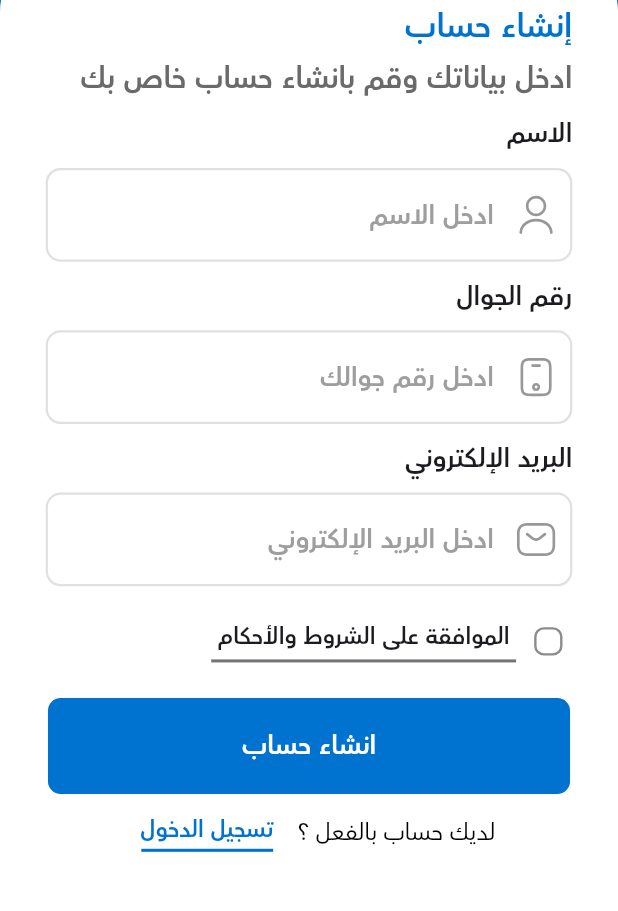
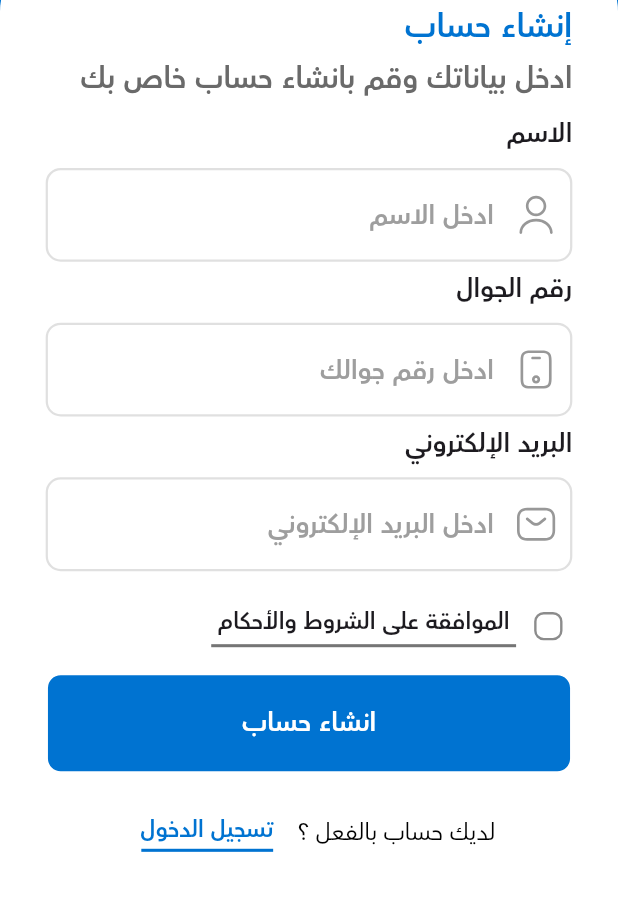
Before and after one commit to bahaaelmetwali/seed_app, a Flutter app: the RegisterScreen screen opened by its route, on a phone screen of 412 x 824 dp, the part 296-1207 px from its top. Run offline on Flutter 3.47's test engine with Material 3 defaults, Android fonts, the phone set to English and light mode, and no system bars; our stand-ins replace bloc, cached_network_image, dartz, dio, equatable, flutter_bloc and 9 more; accounts and stored records are empty.

Commit message:
Refactors registration logic into separate widget
Moves the registration process logic to a dedicated widget to improve code organization and readability. Also adjusts spacing between form fields for a more compact UI.

```diff
--- a/lib/features/auth/presentation/widgets/custom_text_form_fields.dart
+++ b/lib/features/auth/presentation/widgets/custom_text_form_fields.dart
@@ -1,4 +1,3 @@
-
 import 'package:flutter/material.dart';
 import 'package:flutter_screenutil/flutter_screenutil.dart';
 import 'package:seed_app/constants/assets.dart';
@@ -28,7 +27,7 @@ class CustomTextFormFieldsSection extends StatelessWidget {
           controller: nameEditingController,
           validator: Validator.nameValidator,
         ),
-        SizedBox(height: 10.h),
+        SizedBox(height: 5.h),
         CustomTextFormField(
           name: 'رقم الجوال',
           hintText: 'ادخل رقم جوالك',
@@ -36,7 +35,7 @@ class CustomTextFormFieldsSection extends StatelessWidget {
           controller: mobileEditingController,
           validator: Validator.phoneValidator,
         ),
-        SizedBox(height: 10.h),
+        SizedBox(height: 5.h),
 
         CustomTextFormField(
           name: 'البريد الإلكتروني',
--- /dev/null
+++ b/lib/features/auth/presentation/widgets/register_process.dart
@@ -0,0 +1,70 @@
+
+import 'package:flutter/material.dart';
+import 'package:flutter_bloc/flutter_bloc.dart';
+import 'package:go_router/go_router.dart';
+import 'package:seed_app/core/router/app_router_names.dart';
+import 'package:seed_app/core/widgets/custom_buttons.dart';
+import 'package:seed_app/core/widgets/custom_loading_indicator.dart';
+import 'package:seed_app/core/widgets/show_custom_snack_bar.dart';
+import 'package:seed_app/features/auth/domain/entity/register_request.dart';
+import 'package:seed_app/features/auth/presentation/cubits/register/register_cubit.dart';
+
+class RegisterProcess extends StatelessWidget {
+  const RegisterProcess({
+    super.key,
+    required this.mobileEditingController,
+    required this.formKey,
+    required this.nameEditingController,
+    required this.emailEditingController,
+  });
+  final TextEditingController mobileEditingController;
+  final TextEditingController nameEditingController;
+  final TextEditingController emailEditingController;
+
+  final GlobalKey<FormState> formKey;
+
+  @override
+  Widget build(BuildContext context) {
+    return BlocConsumer<RegisterCubit, RegisterState>(
+      listener: (context, state) {
+        if (state is RegisterSucess) {
+          showCustomSnackBar(context, message: 'تم انشاء حساب  بنجاح');
+          context.go(
+            AppRouterNames.otpScreen,
+            extra: mobileEditingController.text,
+          );
+        } else if (state is RegisterFailure) {
+          showCustomSnackBar(
+            context,
+            message: state.errorMessage,
+            isError: true,
+          );
+        }
+      },
+      builder: (context, state) {
+        if (state is RegistrLoading) {
+          return CustomLoadingIndicator();
+        } else {
+          return CustomButton(
+            onPressed: () {
+              if (formKey.currentState!.validate()) {
+                String mobile = mobileEditingController.text;
+                String email = emailEditingController.text;
+                String name = nameEditingController.text;
+
+                final RegisterRequest sendRequest = RegisterRequest(
+                  mobile: mobile,
+                  email: email,
+                  name: name,
+                );
+
+                context.read<RegisterCubit>().register(sendRequest);
+              }
+            },
+            text: 'انشاء حساب',
+          );
+        }
+      },
+    );
+  }
+}
--- a/lib/features/auth/presentation/widgets/register_screen_body.dart
+++ b/lib/features/auth/presentation/widgets/register_screen_body.dart
@@ -5,15 +5,12 @@ import 'package:go_router/go_router.dart';
 import 'package:seed_app/core/router/app_router_names.dart';
 import 'package:seed_app/core/utils/constants.dart';
 import 'package:seed_app/core/utils/styles.dart';
-import 'package:seed_app/core/widgets/custom_buttons.dart';
-import 'package:seed_app/core/widgets/custom_loading_indicator.dart';
 import 'package:seed_app/core/widgets/custom_navigation_button.dart';
-import 'package:seed_app/core/widgets/show_custom_snack_bar.dart';
-import 'package:seed_app/features/auth/domain/entity/register_request.dart';
 import 'package:seed_app/features/auth/presentation/cubits/register/register_cubit.dart';
 import 'package:seed_app/features/auth/presentation/widgets/agree_conditions_and_terms_widget.dart';
 import 'package:seed_app/features/auth/presentation/widgets/back_ground_widget.dart';
 import 'package:seed_app/features/auth/presentation/widgets/custom_text_form_fields.dart';
+import 'package:seed_app/features/auth/presentation/widgets/register_process.dart';
 
 class RegisterScreenBody extends StatefulWidget {
   const RegisterScreenBody({super.key});
@@ -95,9 +92,15 @@ class _RegisterScreenBodyState extends State<RegisterScreenBody> {
                                 });
                               },
                             ),
+                            SizedBox(height: 15.h),
 
-                            SizedBox(height: 20.h),
-                            CustomButton(onPressed: () {}, text: 'انشاء حساب'),
+                            RegisterProcess(
+                              mobileEditingController: mobileEditingController,
+                              formKey: _formKey,
+                              nameEditingController: nameEditingController,
+                              emailEditingController: emailEditingController,
+                            ),
+                            SizedBox(height: 15.h),
                             CustomNavigationButton(
                               solidText: 'لديك حساب بالفعل ؟ ',
                               navigationText: 'تسجيل الدخول',
@@ -120,63 +123,3 @@ class _RegisterScreenBodyState extends State<RegisterScreenBody> {
     );
   }
 }
-
-class RegisterProcess extends StatelessWidget {
-  const RegisterProcess({
-    super.key,
-    required this.mobileEditingController,
-    required this.formKey,
-    required this.nameEditingController,
-    required this.emailEditingController,
-  });
-  final TextEditingController mobileEditingController;
-  final TextEditingController nameEditingController;
-  final TextEditingController emailEditingController;
-
-  final GlobalKey<FormState> formKey;
-
-  @override
-  Widget build(BuildContext context) {
-    return BlocConsumer<RegisterCubit, RegisterState>(
-      listener: (context, state) {
-        if (state is RegisterSucess) {
-          showCustomSnackBar(context, message: 'تم انشاء حساب  بنجاح');
-          context.go(
-            AppRouterNames.otpScreen,
-            extra: mobileEditingController.text,
-          );
-        } else if (state is RegisterFailure) {
-          showCustomSnackBar(
-            context,
-            message: state.errorMessage,
-            isError: true,
-          );
-        }
-      },
-      builder: (context, state) {
-        if (state is RegistrLoading) {
-          return CustomLoadingIndicator();
-        } else {
-          return CustomButton(
-            onPressed: () {
-              if (formKey.currentState!.validate()) {
-                String mobile = mobileEditingController.text;
-                String email = emailEditingController.text;
-                String name = nameEditingController.text;
-
-                final RegisterRequest sendRequest = RegisterRequest(
-                  mobile: mobile,
-                  email: email,
-                  name: name,
-                );
-
-                context.read<RegisterCubit>().register(sendRequest);
-              }
-            },
-            text: 'انشاء حساب',
-          );
-        }
-      },
-    );
-  }
-}
```
